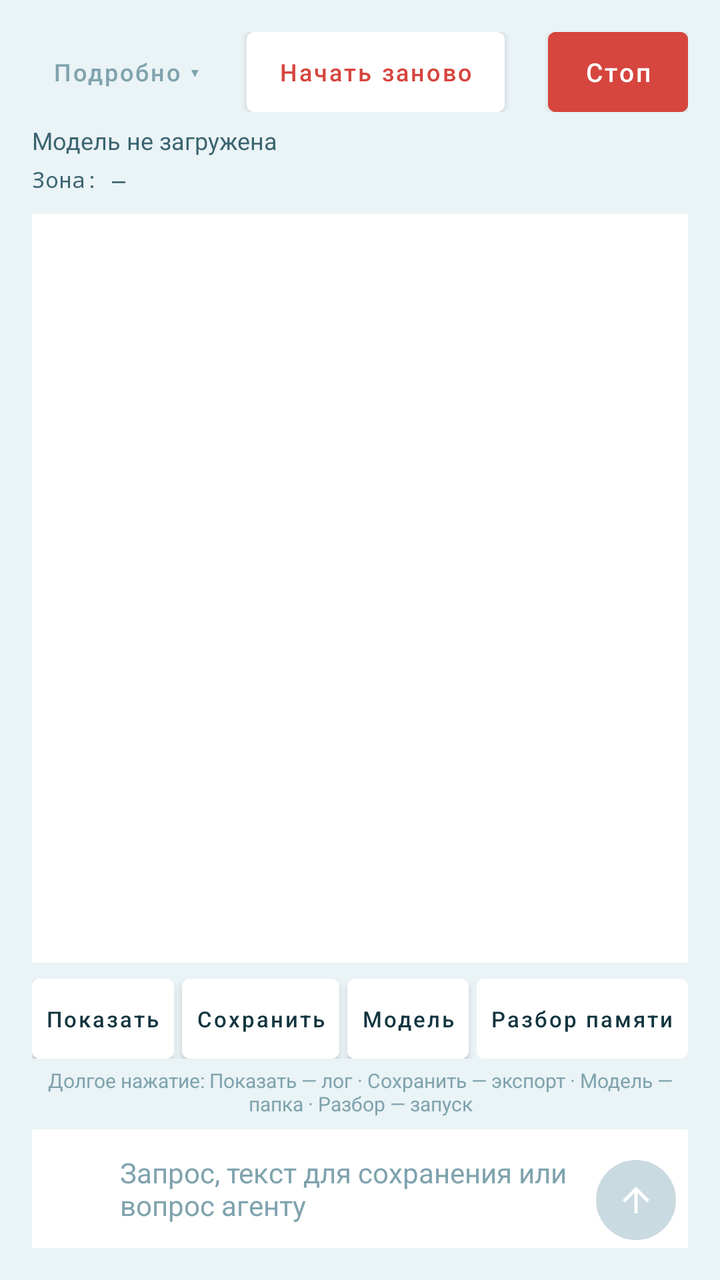
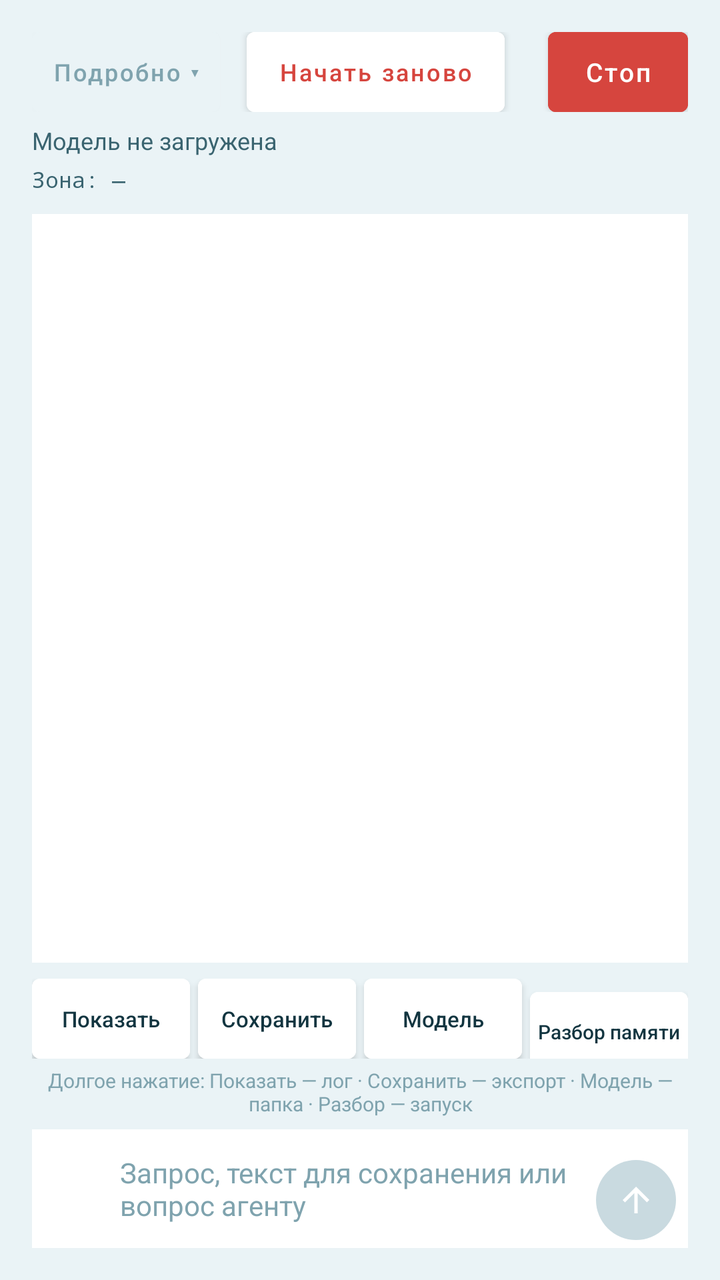

Two renders of the same Android screen: before a commit and after it. Below are the layout's source before the change and the commit's diff.
<!-- AndroidManifest.xml: application theme Theme.UroborosMobile -->
<!-- res/layout/activity_main.xml -->
<?xml version="1.0" encoding="utf-8"?>
<LinearLayout xmlns:android="http://schemas.android.com/apk/res/android"
    android:layout_width="match_parent"
    android:layout_height="match_parent"
    android:orientation="vertical"
    android:background="#EAF3F6"
    android:animateLayoutChanges="true"
    android:padding="16dp">

    
    <LinearLayout
        android:layout_width="match_parent"
        android:layout_height="wrap_content"
        android:orientation="horizontal"
        android:gravity="center_vertical">

        <Button
            android:id="@+id/buttonDetails"
            android:layout_width="wrap_content"
            android:layout_height="wrap_content"
            android:minWidth="0dp"
            android:minHeight="40dp"
            android:paddingStart="10dp"
            android:paddingEnd="10dp"
            android:insetTop="0dp"
            android:insetBottom="0dp"
            android:textSize="12sp"
            android:textAllCaps="false"
            android:textColor="#7FA3AE"
            android:backgroundTint="#EAF3F6"
            android:text="Подробно ▾"/>

        <View
            android:layout_width="0dp"
            android:layout_height="1dp"
            android:layout_weight="1"/>

        <Button
            android:id="@+id/buttonRestart"
            android:layout_width="wrap_content"
            android:layout_height="40dp"
            android:minWidth="0dp"
            android:paddingStart="16dp"
            android:paddingEnd="16dp"
            android:insetTop="0dp"
            android:insetBottom="0dp"
            android:textSize="12sp"
            android:textAllCaps="false"
            android:textColor="#D6453E"
            android:backgroundTint="#FFFFFF"
            android:text="Начать заново"/>

        <View
            android:layout_width="0dp"
            android:layout_height="1dp"
            android:layout_weight="1"/>

        <Button
            android:id="@+id/buttonStop"
            android:layout_width="wrap_content"
            android:layout_height="wrap_content"
            android:layout_marginStart="8dp"
            android:minWidth="0dp"
            android:minHeight="40dp"
            android:paddingStart="18dp"
            android:paddingEnd="18dp"
            android:insetTop="0dp"
            android:insetBottom="0dp"
            android:textSize="13sp"
            android:textAllCaps="false"
            android:textColor="#FFFFFF"
            android:backgroundTint="#D6453E"
            android:text="Стоп"/>

    </LinearLayout>

    
    <TextView
        android:id="@+id/textModelStatus"
        android:layout_width="match_parent"
        android:layout_height="wrap_content"
        android:layout_marginTop="6dp"
        android:textSize="12sp"
        android:textColor="#3A6470"
        android:maxLines="1"
        android:ellipsize="end"
        android:text="Модель не загружена"/>

    
    <TextView
        android:id="@+id/textHardware"
        android:layout_width="match_parent"
        android:layout_height="wrap_content"
        android:layout_marginTop="4dp"
        android:textSize="11sp"
        android:textColor="#3A6470"
        android:fontFamily="monospace"
        android:lineSpacingExtra="2dp"
        android:text="Зона: —"/>

    
    <TextView
        android:id="@+id/textProgress"
        android:layout_width="match_parent"
        android:layout_height="wrap_content"
        android:layout_marginTop="4dp"
        android:textSize="11sp"
        android:textColor="#17697B"
        android:fontFamily="monospace"
        android:visibility="gone"/>

    
    <TextView
        android:id="@+id/textStopBanner"
        android:layout_width="match_parent"
        android:layout_height="wrap_content"
        android:layout_marginTop="10dp"
        android:padding="12dp"
        android:background="#FBE3E1"
        android:textSize="13sp"
        android:textColor="#A3231D"
        android:visibility="gone"
        android:text="Остановлено"/>

    
    <TextView
        android:id="@+id/textAnswerLabel"
        android:layout_width="match_parent"
        android:layout_height="wrap_content"
        android:layout_marginTop="10dp"
        android:paddingStart="10dp"
        android:paddingTop="8dp"
        android:paddingEnd="10dp"
        android:background="#FFFFFF"
        android:textSize="12sp"
        android:textStyle="bold"
        android:textColor="#5B4B9E"
        android:visibility="gone"
        android:text="Ответ агента"/>

    <TextView
        android:id="@+id/textAnswer"
        android:layout_width="match_parent"
        android:layout_height="wrap_content"
        android:paddingStart="10dp"
        android:paddingBottom="8dp"
        android:paddingEnd="10dp"
        android:background="#FFFFFF"
        android:textSize="13sp"
        android:textColor="#123540"
        android:visibility="gone"/>

    
    <FrameLayout
        android:layout_width="match_parent"
        android:layout_height="0dp"
        android:layout_weight="1"
        android:layout_marginTop="10dp">

        
        <ScrollView
            android:id="@+id/scrollResults"
            android:layout_width="match_parent"
            android:layout_height="match_parent"
            android:padding="12dp"
            android:scrollbars="vertical"
            android:fadeScrollbars="false"
            android:background="#FFFFFF">

            <TextView
                android:id="@+id/textResults"
                android:layout_width="match_parent"
                android:layout_height="wrap_content"
                android:textSize="13sp"
                android:textColor="#123540"
                android:fontFamily="monospace"/>

        </ScrollView>

        
        <ScrollView
            android:id="@+id/scrollDetails"
            android:layout_width="match_parent"
            android:layout_height="match_parent"
            android:padding="12dp"
            android:scrollbars="vertical"
            android:fadeScrollbars="false"
            android:background="#FFFFFF"
            android:visibility="gone">

            <LinearLayout
                android:layout_width="match_parent"
                android:layout_height="wrap_content"
                android:orientation="vertical">

                
                <CheckBox
                    android:id="@+id/checkAutoContinue"
                    android:layout_width="wrap_content"
                    android:layout_height="wrap_content"
                    android:layout_gravity="end"
                    android:textSize="12sp"
                    android:textColor="#3A6470"
                    android:text="После комы продолжать разговор сам"/>

                
                <CheckBox
                    android:id="@+id/checkWallProbe"
                    android:layout_width="wrap_content"
                    android:layout_height="wrap_content"
                    android:layout_gravity="end"
                    android:textSize="12sp"
                    android:textColor="#3A6470"
                    android:text="Проверочная строка в стене"/>

                <TextView
                    android:id="@+id/textMetrics"
                    android:layout_width="match_parent"
                    android:layout_height="wrap_content"
                    android:layout_marginTop="8dp"
                    android:textSize="11sp"
                    android:textColor="#3A6470"
                    android:fontFamily="monospace"
                    android:lineSpacingExtra="2dp"/>

            </LinearLayout>

        </ScrollView>

    </FrameLayout>

    
    <LinearLayout
        android:id="@+id/rowTurnNav"
        android:layout_width="match_parent"
        android:layout_height="wrap_content"
        android:orientation="horizontal"
        android:layout_marginTop="6dp"
        android:visibility="gone">

        <Button
            android:id="@+id/buttonTurnPrev"
            android:layout_width="wrap_content"
            android:layout_height="40dp"
            android:minWidth="0dp"
            android:paddingStart="16dp"
            android:paddingEnd="16dp"
            android:textSize="12sp"
            android:textAllCaps="false"
            android:textColor="#123540"
            android:backgroundTint="#FFFFFF"
            android:text="↑ ход"/>

        <Button
            android:id="@+id/buttonTurnNext"
            android:layout_width="wrap_content"
            android:layout_height="40dp"
            android:layout_marginStart="8dp"
            android:minWidth="0dp"
            android:paddingStart="16dp"
            android:paddingEnd="16dp"
            android:textSize="12sp"
            android:textAllCaps="false"
            android:textColor="#123540"
            android:backgroundTint="#FFFFFF"
            android:text="↓ ход"/>

        <View
            android:layout_width="0dp"
            android:layout_height="1dp"
            android:layout_weight="1"/>

        <Button
            android:id="@+id/buttonDropTurn"
            android:layout_width="wrap_content"
            android:layout_height="40dp"
            android:layout_marginStart="8dp"
            android:minWidth="0dp"
            android:paddingStart="16dp"
            android:paddingEnd="16dp"
            android:textSize="12sp"
            android:textAllCaps="false"
            android:textColor="#D6453E"
            android:backgroundTint="#FFFFFF"
            android:text="Убрать ход"/>

    </LinearLayout>

    
    <LinearLayout
        android:layout_width="match_parent"
        android:layout_height="wrap_content"
        android:orientation="horizontal"
        android:layout_marginTop="8dp">

        <Button
            android:id="@+id/buttonShow"
            android:layout_width="wrap_content"
            android:layout_height="40dp"
            android:layout_weight="1"
            android:minWidth="0dp"
            android:paddingStart="4dp"
            android:paddingEnd="4dp"
            android:insetTop="0dp"
            android:insetBottom="0dp"
            android:maxLines="1"
            android:textSize="11sp"
            android:textAllCaps="false"
            android:textColor="#123540"
            android:backgroundTint="#FFFFFF"
            android:text="Показать"/>

        <Button
            android:id="@+id/buttonSave"
            android:layout_width="wrap_content"
            android:layout_height="40dp"
            android:layout_weight="1"
            android:minWidth="0dp"
            android:paddingStart="4dp"
            android:paddingEnd="4dp"
            android:insetTop="0dp"
            android:insetBottom="0dp"
            android:maxLines="1"
            android:textSize="11sp"
            android:textAllCaps="false"
            android:textColor="#123540"
            android:backgroundTint="#FFFFFF"
            android:layout_marginStart="4dp"
            android:text="Сохранить"/>

        <Button
            android:id="@+id/buttonLoadModel"
            android:layout_width="wrap_content"
            android:layout_height="40dp"
            android:layout_weight="1"
            android:minWidth="0dp"
            android:paddingStart="4dp"
            android:paddingEnd="4dp"
            android:insetTop="0dp"
            android:insetBottom="0dp"
            android:maxLines="1"
            android:textSize="11sp"
            android:textAllCaps="false"
            android:textColor="#123540"
            android:backgroundTint="#FFFFFF"
            android:layout_marginStart="4dp"
            android:text="Модель"/>

        <Button
            android:id="@+id/buttonJudge"
            android:layout_width="wrap_content"
            android:layout_height="40dp"
            android:layout_weight="1"
            android:minWidth="0dp"
            android:paddingStart="4dp"
            android:paddingEnd="4dp"
            android:insetTop="0dp"
            android:insetBottom="0dp"
            android:maxLines="1"
            android:textSize="11sp"
            android:textAllCaps="false"
            android:textColor="#123540"
            android:backgroundTint="#FFFFFF"
            android:layout_marginStart="4dp"
            android:text="Разбор памяти"/>

    </LinearLayout>

    
    <TextView
        android:layout_width="match_parent"
        android:layout_height="wrap_content"
        android:layout_marginTop="4dp"
        android:gravity="center"
        android:textSize="10sp"
        android:textColor="#7FA3AE"
        android:text="Долгое нажатие: Показать — лог · Сохранить — экспорт · Модель — папка · Разбор — запуск"/>

    
    <FrameLayout
        android:layout_width="match_parent"
        android:layout_height="wrap_content"
        android:layout_marginTop="6dp">

        <EditText
            android:id="@+id/editTextInput"
            android:layout_width="match_parent"
            android:layout_height="wrap_content"
            android:paddingStart="44dp"
            android:paddingTop="12dp"
            android:paddingEnd="56dp"
            android:paddingBottom="12dp"
            android:background="#FFFFFF"
            android:textSize="14sp"
            android:textColor="#123540"
            android:textColorHint="#7FA3AE"
            android:inputType="textMultiLine"
            android:maxLines="4"
            android:hint="Запрос, текст для сохранения или вопрос агенту"/>

        <ImageButton
            android:id="@+id/buttonSend"
            android:layout_width="40dp"
            android:layout_height="40dp"
            android:layout_gravity="end|bottom"
            android:layout_marginEnd="6dp"
            android:layout_marginBottom="4dp"
            android:background="@drawable/bg_send_arrow"
            android:backgroundTint="#C9DAE0"
            android:src="@drawable/ic_send_arrow"
            android:contentDescription="Отправить"
            android:enabled="false"/>

    </FrameLayout>

</LinearLayout>
<!-- resources referenced by this layout -->
<resources>
  <!-- drawable bg_send_arrow (drawable) -->
  <?xml version="1.0" encoding="utf-8"?>
  <shape xmlns:android="http://schemas.android.com/apk/res/android"
      android:shape="oval">
      <solid android:color="#FFFFFF"/>
  </shape>
  <!-- drawable ic_send_arrow (drawable) -->
  <?xml version="1.0" encoding="utf-8"?>
  <vector xmlns:android="http://schemas.android.com/apk/res/android"
      android:width="20dp"
      android:height="20dp"
      android:viewportWidth="24"
      android:viewportHeight="24">
      <path
          android:fillColor="#FFFFFF"
          android:pathData="M11,20V7.83l-5.59,5.59L4,12l8,-8l8,8l-1.41,1.41L13,7.83V20H11z"/>
  </vector>
  <style name="Theme.UroborosMobile" parent="Theme.MaterialComponents.DayNight.NoActionBar" />
</resources>

<!-- the commit's change to res/layout/activity_main.xml (unified diff, before → after) -->
@@ -203,16 +203,6 @@
                     android:textColor="#3A6470"
                     android:text="После комы продолжать разговор сам"/>
 
-                
-                <CheckBox
-                    android:id="@+id/checkWallProbe"
-                    android:layout_width="wrap_content"
-                    android:layout_height="wrap_content"
-                    android:layout_gravity="end"
-                    android:textSize="12sp"
-                    android:textColor="#3A6470"
-                    android:text="Проверочная строка в стене"/>
-
                 <TextView
                     android:id="@+id/textMetrics"
                     android:layout_width="match_parent"
@@ -295,7 +285,7 @@
 
         <Button
             android:id="@+id/buttonShow"
-            android:layout_width="wrap_content"
+            android:layout_width="0dp"
             android:layout_height="40dp"
             android:layout_weight="1"
             android:minWidth="0dp"
@@ -304,6 +294,11 @@
             android:insetTop="0dp"
             android:insetBottom="0dp"
             android:maxLines="1"
+            android:letterSpacing="0"
+            android:autoSizeTextType="uniform"
+            android:autoSizeMinTextSize="7sp"
+            android:autoSizeMaxTextSize="11sp"
+            android:autoSizeStepGranularity="1sp"
             android:textSize="11sp"
             android:textAllCaps="false"
             android:textColor="#123540"
@@ -312,7 +307,7 @@
 
         <Button
             android:id="@+id/buttonSave"
-            android:layout_width="wrap_content"
+            android:layout_width="0dp"
             android:layout_height="40dp"
             android:layout_weight="1"
             android:minWidth="0dp"
@@ -321,6 +316,11 @@
             android:insetTop="0dp"
             android:insetBottom="0dp"
             android:maxLines="1"
+            android:letterSpacing="0"
+            android:autoSizeTextType="uniform"
+            android:autoSizeMinTextSize="7sp"
+            android:autoSizeMaxTextSize="11sp"
+            android:autoSizeStepGranularity="1sp"
             android:textSize="11sp"
             android:textAllCaps="false"
             android:textColor="#123540"
@@ -330,7 +330,7 @@
 
         <Button
             android:id="@+id/buttonLoadModel"
-            android:layout_width="wrap_content"
+            android:layout_width="0dp"
             android:layout_height="40dp"
             android:layout_weight="1"
             android:minWidth="0dp"
@@ -339,6 +339,11 @@
             android:insetTop="0dp"
             android:insetBottom="0dp"
             android:maxLines="1"
+            android:letterSpacing="0"
+            android:autoSizeTextType="uniform"
+            android:autoSizeMinTextSize="7sp"
+            android:autoSizeMaxTextSize="11sp"
+            android:autoSizeStepGranularity="1sp"
             android:textSize="11sp"
             android:textAllCaps="false"
             android:textColor="#123540"
@@ -348,7 +353,7 @@
 
         <Button
             android:id="@+id/buttonJudge"
-            android:layout_width="wrap_content"
+            android:layout_width="0dp"
             android:layout_height="40dp"
             android:layout_weight="1"
             android:minWidth="0dp"
@@ -357,6 +362,11 @@
             android:insetTop="0dp"
             android:insetBottom="0dp"
             android:maxLines="1"
+            android:letterSpacing="0"
+            android:autoSizeTextType="uniform"
+            android:autoSizeMinTextSize="7sp"
+            android:autoSizeMaxTextSize="11sp"
+            android:autoSizeStepGranularity="1sp"
             android:textSize="11sp"
             android:textAllCaps="false"
             android:textColor="#123540"
